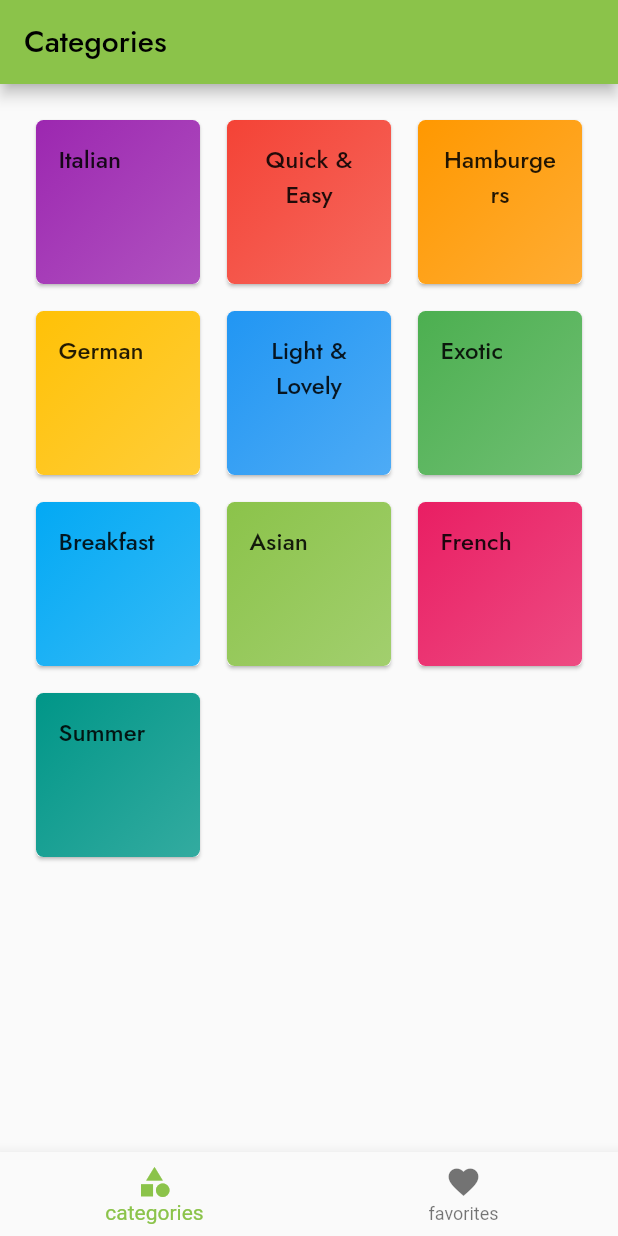
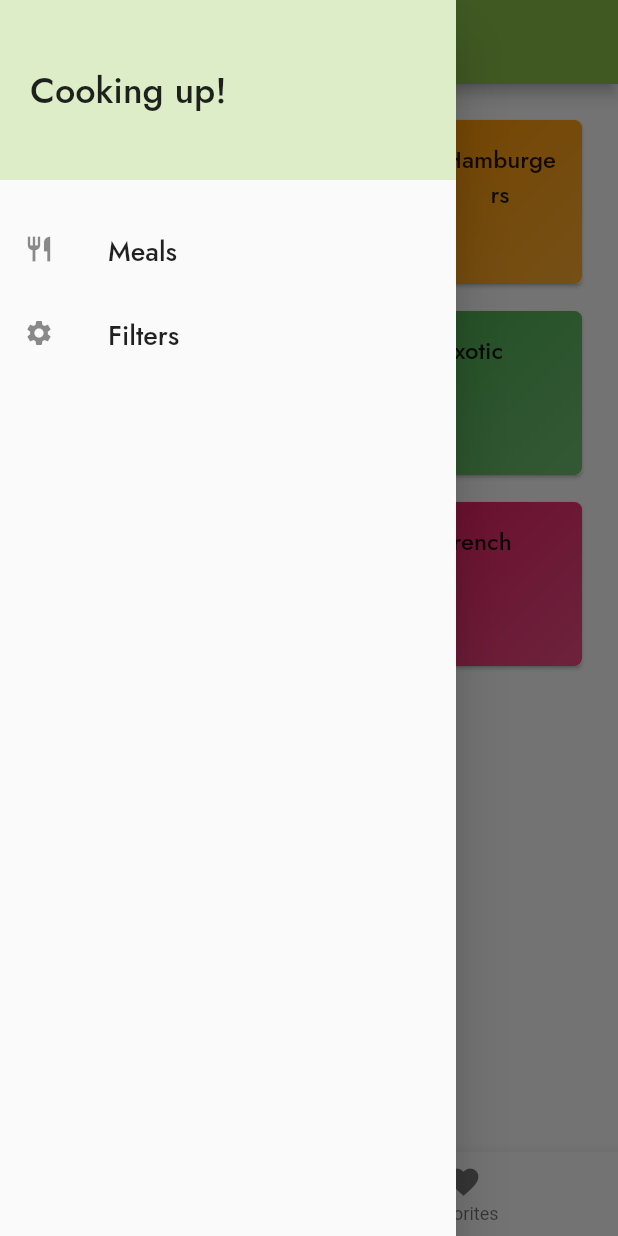
Before and after one commit to googlermridul/food_finch, a Flutter app: the screen it shows after launch, with the side drawer open (before the commit the screen has no drawer), on a phone screen of 412 x 824 dp. Run offline on Flutter 3.47's test engine with Material 2 defaults, Android fonts, the phone set to English and light mode, and no system bars.

Commit message:
popping pages and passing data back

```diff
--- a/lib/main.dart
+++ b/lib/main.dart
@@ -1,6 +1,7 @@
 import 'package:flutter/material.dart';
 import 'package:food_finch/screens/categories.dart';
 import 'package:food_finch/screens/category_meals.dart';
+import 'package:food_finch/screens/filter_screen.dart';
 import 'package:food_finch/screens/meal_detail.dart';
 import 'package:food_finch/screens/tabs_screen.dart';
 
@@ -32,6 +33,7 @@ class MyApp extends StatelessWidget {
         "/": (context) => TabsScreen(),
         CategoryMeals.routeName: (context) => CategoryMeals(),
         MealDetail.routeName: (context) => MealDetail(),
+        FilterScreen.routeName: (context) => FilterScreen(),
       },
       onGenerateRoute: (settings) {
         return MaterialPageRoute(builder: ((context) => CategoriesScreen()));
--- a/lib/screens/meal_detail.dart
+++ b/lib/screens/meal_detail.dart
@@ -85,6 +85,12 @@ class MealDetail extends StatelessWidget {
           ],
         ),
       ),
+      floatingActionButton: FloatingActionButton(
+        onPressed: () {
+          Navigator.of(context).pop(mealId);
+        },
+        child: Icon(Icons.delete),
+      ),
     );
   }
 }
--- a/lib/screens/tabs_screen.dart
+++ b/lib/screens/tabs_screen.dart
@@ -1,6 +1,7 @@
 import 'package:flutter/material.dart';
 import 'package:food_finch/screens/categories.dart';
 import 'package:food_finch/screens/favorites_screen.dart';
+import 'package:food_finch/widgets/drawer.dart';
 
 class TabsScreen extends StatefulWidget {
   const TabsScreen({super.key});
@@ -31,6 +32,7 @@ class _TabsScreenState extends State<TabsScreen> {
           style: TextStyle(fontFamily: "Jost"),
         ),
       ),
+      drawer: CustomDrawer(),
       body: _pages[_selectedPageIndex]['page'],
       bottomNavigationBar: BottomNavigationBar(
         onTap: _selectPage,
--- /dev/null
+++ b/lib/widgets/drawer.dart
@@ -0,0 +1,56 @@
+import 'package:flutter/material.dart';
+import 'package:food_finch/screens/filter_screen.dart';
+
+class CustomDrawer extends StatelessWidget {
+  const CustomDrawer({super.key});
+  Widget buildListTile(String title, IconData icon, Function tapHandler) {
+    return ListTile(
+      leading: Icon(
+        icon,
+        size: 20,
+      ),
+      title: Text(
+        title,
+        style: TextStyle(
+          fontFamily: "Jost",
+          fontSize: 18,
+          fontWeight: FontWeight.w500,
+        ),
+      ),
+      onTap: () => tapHandler(),
+    );
+  }
+
+  @override
+  Widget build(BuildContext context) {
+    return Drawer(
+      child: Column(
+        children: [
+          Container(
+            height: 120,
+            width: double.infinity,
+            padding: EdgeInsets.all(20),
+            alignment: Alignment.centerLeft,
+            decoration: BoxDecoration(
+              color: Colors.lightGreen.shade100,
+            ),
+            child: Text(
+              "Cooking up!",
+              style: TextStyle(
+                  fontFamily: "Jost",
+                  fontSize: 24,
+                  fontWeight: FontWeight.w500),
+            ),
+          ),
+          SizedBox(height: 20),
+          buildListTile("Meals", Icons.restaurant, () {
+            Navigator.of(context).pushReplacementNamed('/');
+          }),
+          buildListTile("Filters", Icons.settings, () {
+            Navigator.of(context).pushReplacementNamed(FilterScreen.routeName);
+          }),
+        ],
+      ),
+    );
+  }
+}
```
Also changed, not shown: lib/screens/category_meals.dart (+46 -20 lines), lib/screens/filter_screen.dart (added, +23 -0 lines), lib/widgets/meal_item.dart (+12 -1 lines).
